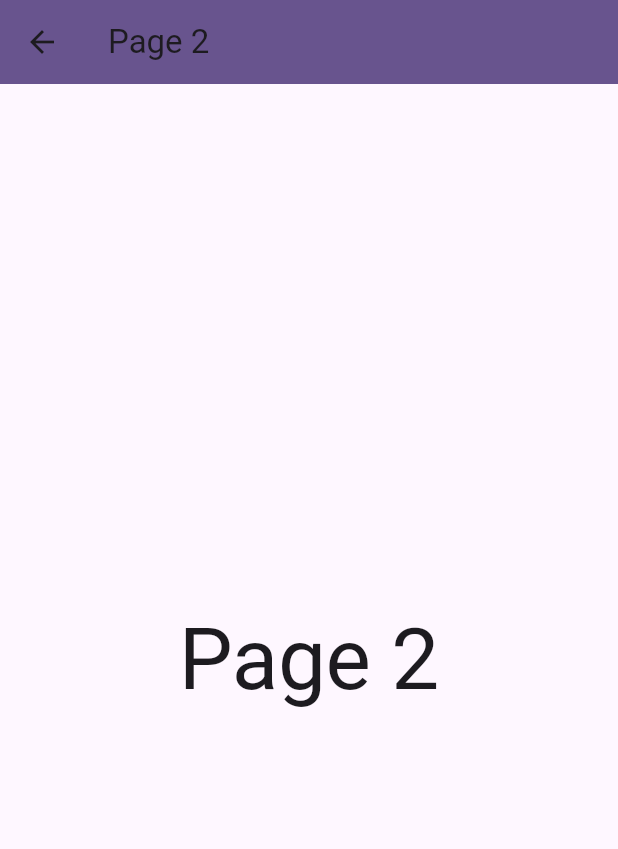
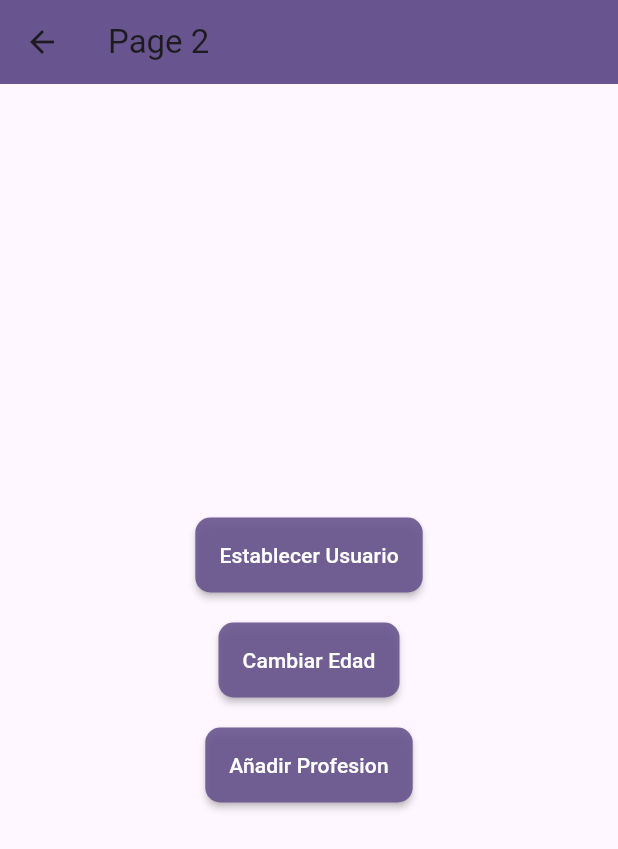
Before and after one commit to juanfranciscocis/Flutter_State_Manager, a Flutter app: the Page2 screen opened by its route, on a phone screen of 412 x 824 dp. Shown: the top 849 px of the screen. Run offline on Flutter 3.47's test engine with Material 2 defaults, Android fonts, the light colour scheme and no system bars.

Commit message:
PAGE 2 FINISHED AND ADDED THE USER MODEL

```diff
--- /dev/null
+++ b/singleton_state_manager/lib/models/usuario.dart
@@ -0,0 +1,13 @@
+class Usuario {
+
+  String nombre;
+  int edad;
+  List<String> profesiones;
+
+  Usuario({
+    required this.nombre,
+    required this.edad,
+    required this.profesiones
+  });
+
+}
--- a/singleton_state_manager/lib/pages/page2.dart
+++ b/singleton_state_manager/lib/pages/page2.dart
@@ -1,21 +1,60 @@
 import 'package:flutter/material.dart';
 
 class Page2 extends StatelessWidget {
+
   const Page2({super.key});
 
   @override
   Widget build(BuildContext context) {
+    Color buttonColor = Theme.of(context).colorScheme.primary;
     return Scaffold(
-      appBar: AppBar(
-        title: const Text('Page 2'),
-        backgroundColor: Theme.of(context).colorScheme.primary,
-      ),
-      body: Center(
-      child: Text(
-        'Page 2',
-        style: Theme.of(context).textTheme.headline1,
-      ),
-    )
-    );
+        appBar: AppBar(
+          title: const Text('Page 2'),
+          backgroundColor: Theme.of(context).colorScheme.primary,
+          elevation: 50,
+        ),
+        body: Center(
+            child: Column(
+              mainAxisAlignment: MainAxisAlignment.center,
+              children: [
+                MaterialButton(
+                  //add the color but make it more transparent
+                  color: buttonColor.withAlpha(230),
+                  shape: RoundedRectangleBorder(
+                      borderRadius: BorderRadius.circular(10)),
+                  height: 50,
+                  child: Text("Establecer Usuario", style: TextStyle(color: Colors.white),),
+                  onPressed: () {
+
+                }),
+
+                const SizedBox(height: 20),
+
+                MaterialButton(
+                  color: buttonColor.withAlpha(230),
+                  shape: RoundedRectangleBorder(
+                      borderRadius: BorderRadius.circular(10)),
+                  height: 50,
+                  child: Text("Cambiar Edad", style: TextStyle(color: Colors.white),),
+                  onPressed: () {
+
+                }),
+
+                const SizedBox(height: 20),
+
+                MaterialButton(
+                  color: buttonColor.withAlpha(230),
+                  shape: RoundedRectangleBorder(
+                      borderRadius: BorderRadius.circular(10)),
+                  height: 50,
+                  child: Text("Añadir Profesion", style: TextStyle(color: Colors.white),),
+                  onPressed: () {
+
+                }),
+
+
+
+                ],
+        )));
   }
 }
```
